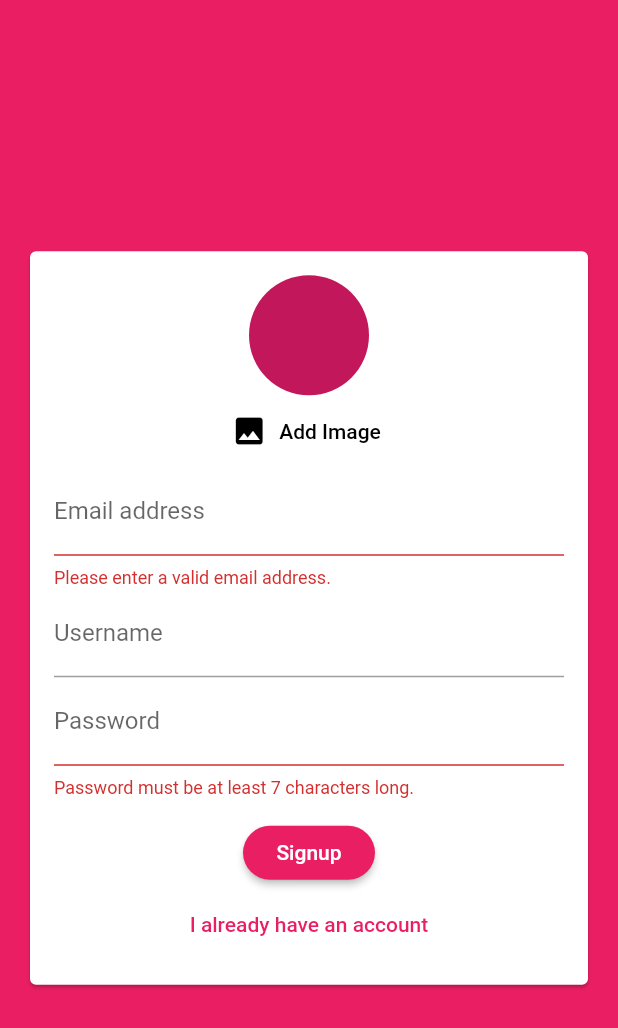
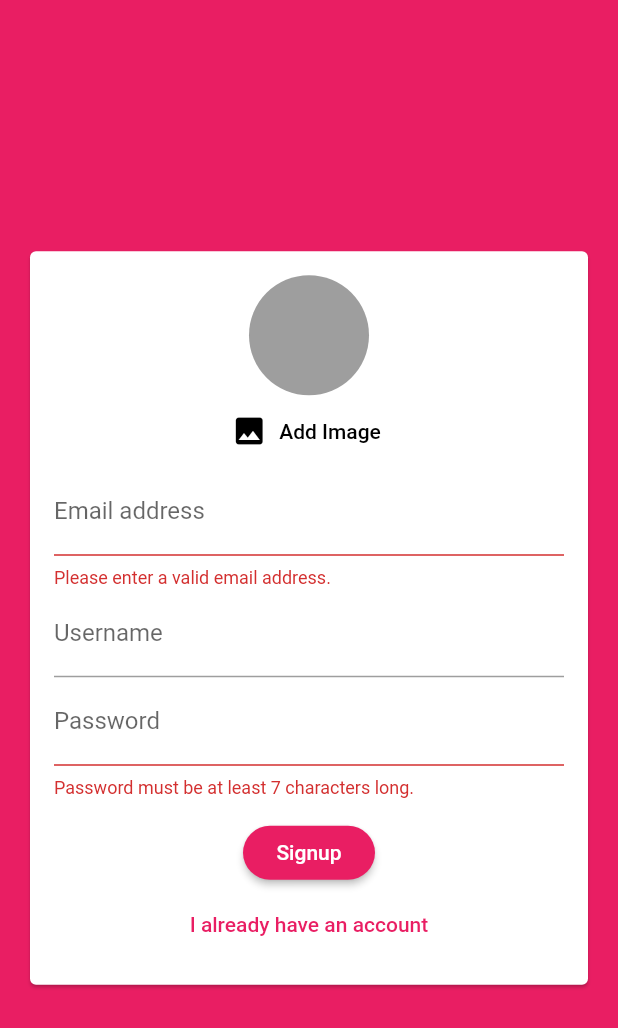
Before and after one commit to TheKetan2/chat_app_flutter_firebase, a Flutter app: the screen it shows after launch, after a tap on "Login", after a tap on "Create new account", after a tap on "Add Image", on a phone screen of 412 x 824 dp. Shown: the top 1028 px of the screen. Run offline on Flutter 3.47's test engine with Material 2 defaults, Android fonts, the phone set to English and light mode, and no system bars; our stand-ins replace cloud_firestore, firebase_auth, image_picker; accounts and stored records are empty.

Commit message:
Image picker added

```diff
--- a/lib/widgets/auth/auth_form.dart
+++ b/lib/widgets/auth/auth_form.dart
@@ -1,3 +1,4 @@
+import 'package:chat_app_flutter_firebase/widgets/picker/user_image_picker.dart';
 import 'package:flutter/material.dart';
 
 class AuthForm extends StatefulWidget {
@@ -50,14 +51,7 @@ class _AuthFormState extends State<AuthForm> {
               child: Column(
                 mainAxisSize: MainAxisSize.min,
                 children: <Widget>[
-                  CircleAvatar(
-                    radius: 40.0,
-                  ),
-                  FlatButton.icon(
-                    onPressed: () {},
-                    icon: Icon(Icons.image),
-                    label: Text("Add Image"),
-                  ),
+                  if (!_isLogin) UserImagePicker(),
                   TextFormField(
                     key: ValueKey('email'),
                     validator: (value) {
--- /dev/null
+++ b/lib/widgets/picker/user_image_picker.dart
@@ -0,0 +1,41 @@
+import 'dart:io';
+
+import "package:flutter/material.dart";
+import "package:image_picker/image_picker.dart";
+
+class UserImagePicker extends StatefulWidget {
+  @override
+  _UserImagePickerState createState() => _UserImagePickerState();
+}
+
+class _UserImagePickerState extends State<UserImagePicker> {
+  File pickedImage;
+  void _pickImage() async {
+    final pickedImageFile = await ImagePicker.pickImage(
+      source: ImageSource.camera,
+    );
+    setState(() {
+      pickedImage = pickedImageFile;
+    });
+  }
+
+  @override
+  Widget build(BuildContext context) {
+    return Column(children: <Widget>[
+      CircleAvatar(
+        radius: 40.0,
+        backgroundColor: Colors.grey,
+        backgroundImage: pickedImage != null
+            ? FileImage(
+                pickedImage,
+              )
+            : null,
+      ),
+      FlatButton.icon(
+        onPressed: _pickImage,
+        icon: Icon(Icons.image),
+        label: Text("Add Image"),
+      ),
+    ]);
+  }
+}
```
